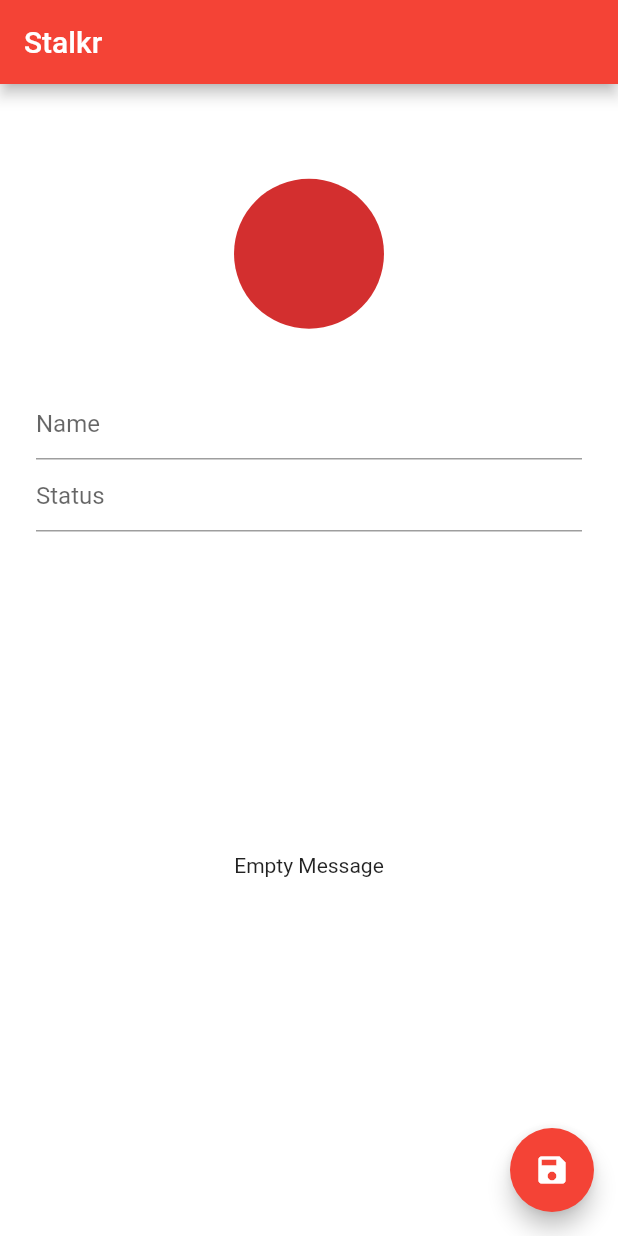
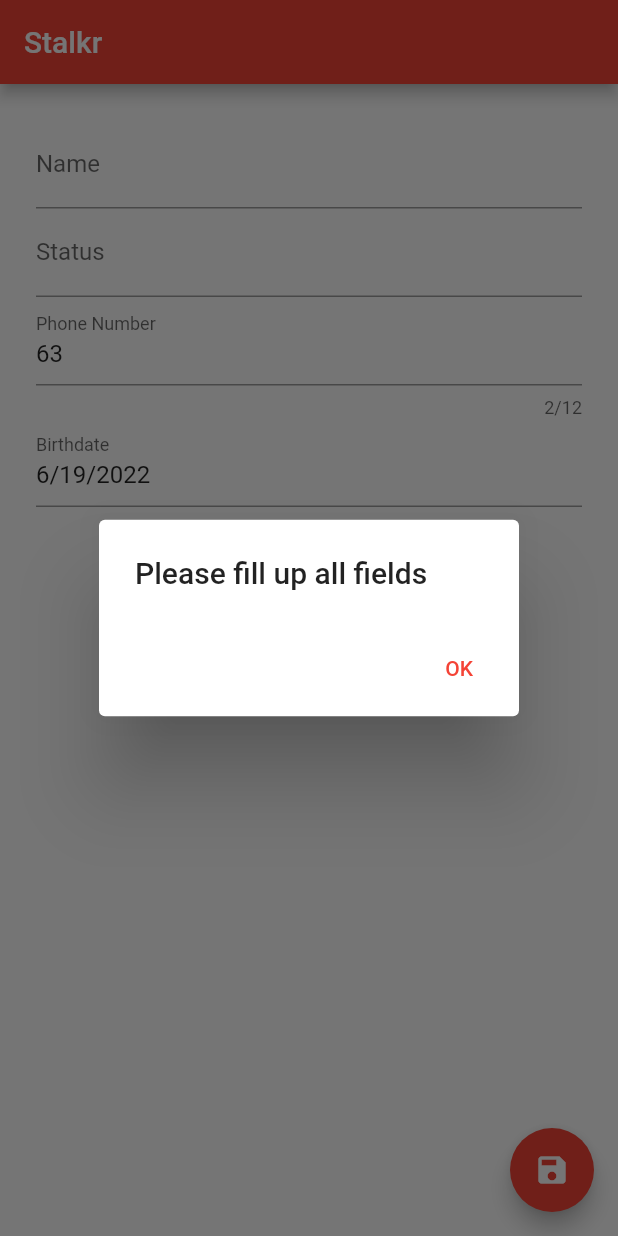
Before and after one commit to johnnydevvcodes/stalkr, a Flutter app: the screen it shows after launch, after a tap on the "save" icon, on a phone screen of 412 x 824 dp. Run offline on Flutter 3.47's test engine with Material 2 defaults, Android fonts, the phone set to English and light mode, and no system bars; our stand-ins replace dio, flutter_svg.

Commit message:
added field with validations, transition to other page

```diff
--- a/lib/main_screen.dart
+++ b/lib/main_screen.dart
@@ -1,12 +1,15 @@
 // ignore_for_file: prefer_const_constructors
 
-import 'dart:developer';
 import 'dart:io';
 
 import 'package:dio/dio.dart';
 import 'package:flutter/material.dart';
+import 'package:flutter/services.dart';
 import 'package:flutter_svg/svg.dart';
 import 'package:path_provider/path_provider.dart';
+import 'package:stalkr/screens/details_screen.dart';
+
+import 'models/user_details.dart';
 
 // ignore: must_be_immutable
 class MainScreen extends StatefulWidget {
@@ -25,6 +28,9 @@ class MainScreen extends StatefulWidget {
 class _MainScreenState extends State<MainScreen> with WidgetsBindingObserver {
   final _nameCtrl = TextEditingController();
   final _statusCtrl = TextEditingController();
+  final _phoneNumberCtrl = TextEditingController(text: '63');
+  final _birthDateCtrl = TextEditingController();
+  late DateTime _birthdatePicker = DateTime.now();
 
   String? _imageLocalPath;
   String? get _statusOutput => _nameCtrl.text.isNotEmpty
@@ -50,8 +56,9 @@ class _MainScreenState extends State<MainScreen> with WidgetsBindingObserver {
   @override
   void initState() {
     super.initState();
-    _initDownload();
-    print('initState');
+    //_initDownload();
+    _birthDateCtrl.text =
+        "${_birthdatePicker.month}/${_birthdatePicker.day}/${_birthdatePicker.year}";
   }
 
   @override
@@ -67,7 +74,7 @@ class _MainScreenState extends State<MainScreen> with WidgetsBindingObserver {
           mainAxisAlignment: MainAxisAlignment.start,
           crossAxisAlignment: CrossAxisAlignment.center,
           children: [
-            Expanded(
+            /* Expanded(
               flex: 2,
               child: Container(
                 width: 100,
@@ -80,36 +87,134 @@ class _MainScreenState extends State<MainScreen> with WidgetsBindingObserver {
                       : Container(),
                 ),
               ),
+            ), */
+            TextFormField(
+              controller: _nameCtrl,
+              decoration: InputDecoration(labelText: "Name"),
+              autovalidateMode: AutovalidateMode.onUserInteraction,
+              validator: (text) {
+                if (text == null || text.isEmpty) {
+                  return 'Can\'t be empty';
+                }
+              },
             ),
-            TextField(
-              controller: _nameCtrl,
-              decoration: InputDecoration(hintText: "Name"),
+            TextFormField(
+              controller: _statusCtrl,
+              decoration: InputDecoration(labelText: "Status"),
+              autovalidateMode: AutovalidateMode.onUserInteraction,
+              validator: (text) {
+                if (text == null || text.isEmpty) {
+                  return 'Can\'t be empty';
+                }
+              },
             ),
-            TextField(
-              controller: _statusCtrl,
-              decoration: InputDecoration(hintText: "Status"),
+            TextFormField(
+              controller: _phoneNumberCtrl,
+              maxLength: 12,
+              decoration: InputDecoration(labelText: "Phone Number"),
+              autovalidateMode: AutovalidateMode.onUserInteraction,
+              keyboardType: TextInputType.number,
+              inputFormatters: [FilteringTextInputFormatter.digitsOnly],
+              validator: (text) {
+                if (text == null || text.isEmpty) {
+                  return 'Can\'t be empty';
+                }
+                if (!text.startsWith('63')) {
+                  return 'Must start with 63';
+                }
+                if (text.length < 12) {
+                  return 'Must be 12 digits long';
+                }
+              },
             ),
-            Expanded(
+            TextFormField(
+                controller: _birthDateCtrl,
+                decoration: InputDecoration(labelText: "Birthdate"),
+                onTap: () async {
+                  DateTime? newDate = await showDatePicker(
+                      context: context,
+                      initialDate: _birthdatePicker,
+                      firstDate: DateTime(1990),
+                      lastDate: DateTime.now());
+                  if (newDate == null)
+                    return;
+                  else {
+                    setState(() {
+                      _birthDateCtrl.text =
+                          "${newDate.month}/${newDate.day}/${newDate.year}";
+                    });
+                  }
+                }),
+            /*  Expanded(
               flex: 5,
               child: Center(
                 child: Text(_statusOutput == null || _statusOutput!.isEmpty
                     ? widget.emptyMessage
                     : _statusOutput!),
               ),
-            ),
+            ), */
           ],
         ),
       ),
       floatingActionButton: FloatingActionButton(
-        onPressed: () {
-          _save();
+        onPressed: () async {
+          await _save();
         },
         child: Icon(Icons.save),
       ),
     );
   }
 
-  void _save() {
+  showAlertDialog(BuildContext context) {
+    // set up the button
+    Widget okButton = TextButton(
+      child: Text("OK"),
+      onPressed: () {
+        Navigator.pop(context);
+      },
+    );
+
+    // set up the AlertDialog
+    AlertDialog alert = AlertDialog(
+      title: Text("Please fill up all fields"),
+      actions: [
+        okButton,
+      ],
+    );
+
+    // show the dialog
+    showDialog(
+      context: context,
+      builder: (BuildContext context) {
+        return alert;
+      },
+    );
+  }
+
+  Future<void> _save() async {
+    if (_statusCtrl.text.length < 0 ||
+        _nameCtrl.text.length < 0 ||
+        _phoneNumberCtrl.text.length < 12) {
+      showDialog(context: context, builder: showAlertDialog(context));
+    } else {
+      String url =
+          "https://avatars.dicebear.com/api/adventurer/${_nameCtrl.text}.svg";
+
+      await downloadAvatar(url);
+      UserDetails userDetails = UserDetails(
+          _imageLocalPath!,
+          _nameCtrl.text,
+          _statusCtrl.text,
+          int.parse(_phoneNumberCtrl.text),
+          _birthDateCtrl.text);
+
+      Navigator.push(
+        context,
+        MaterialPageRoute(
+            // haBs an error if you put on const
+            builder: (context) => DetailsScreen(userDetails: userDetails)),
+      );
+    }
     setState(() {});
   }
 
@@ -127,4 +232,18 @@ class _MainScreenState extends State<MainScreen> with WidgetsBindingObserver {
       // log(value)
     });
   }
+
+  Future<void> downloadAvatar(url) async {
+    var dio = Dio();
+    final appDocumentDir = await getApplicationDocumentsDirectory();
+    // make sure it exists
+    await appDocumentDir.create(recursive: true);
+    String appDocPath = appDocumentDir.path;
+    String localPath = "$appDocPath/leni-pink.svg";
+    await dio.download(url, localPath).then((value) {
+      print(value);
+      _imageLocalPath = localPath;
+      // log(value)
+    });
+  }
 }
--- /dev/null
+++ b/lib/models/user_details.dart
@@ -0,0 +1,10 @@
+class UserDetails {
+  final String imageUrl;
+  final String name;
+  final String status;
+  final int number;
+  final String birthDate;
+
+  const UserDetails(
+      this.imageUrl, this.name, this.status, this.number, this.birthDate);
+}
```
Also changed, not shown: lib/screens/details_screen.dart (added, +59 -0 lines).
